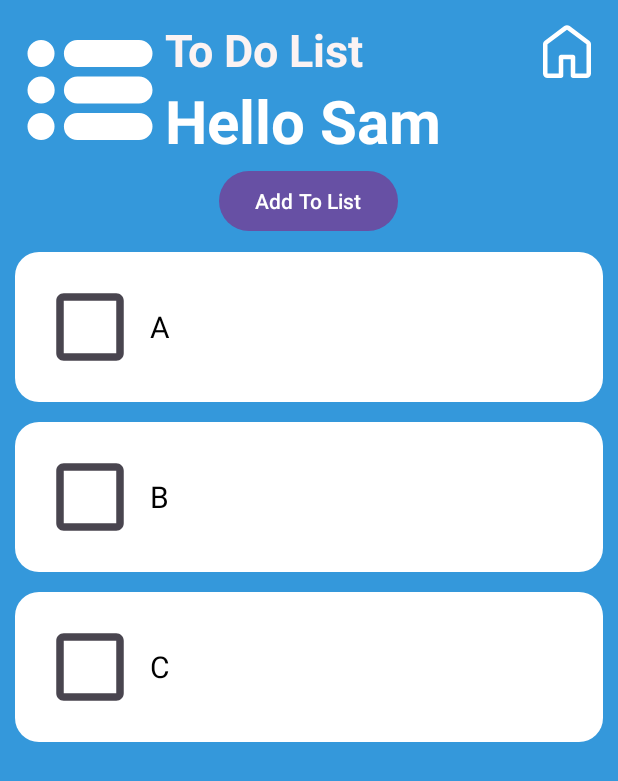
After one commit to haminpants/planner-app, an Android app: the ToDoActivity screen opened directly, with no data from a screen before it, on a phone screen of 412 x 824 dp. The commit adds this screen. Shown: the top 781 px of the screen. Run offline under Robolectric (Android 15) with nearby library versions, the phone set to English and light mode, and no system bars.

Commit message:
implement todo with add and delete

```diff
--- a/app/src/main/AndroidManifest.xml
+++ b/app/src/main/AndroidManifest.xml
@@ -13,15 +13,17 @@
             android:theme="@style/Theme.PlannerApp"
             tools:targetApi="31">
         <activity
+                android:name=".activities.ToDoActivity"
+                android:exported="false" />
+        <activity
                 android:name=".HomepageActivity"
                 android:exported="true">
-
             <intent-filter>
                 <action android:name="android.intent.action.MAIN" />
+
                 <category android:name="android.intent.category.LAUNCHER" />
             </intent-filter>
         </activity>
-
         <activity
                 android:name=".BudgetActivity"
                 android:exported="false" />
--- a/app/src/main/java/com/info3245/plannerapp/HomepageActivity.java
+++ b/app/src/main/java/com/info3245/plannerapp/HomepageActivity.java
@@ -1,12 +1,16 @@
 package com.info3245.plannerapp;
 
+import android.content.Intent;
 import android.os.Bundle;
+import android.view.View;
 
 import androidx.activity.EdgeToEdge;
 import androidx.appcompat.app.AppCompatActivity;
 import androidx.core.graphics.Insets;
 import androidx.core.view.ViewCompat;
 import androidx.core.view.WindowInsetsCompat;
+
+import com.info3245.plannerapp.activities.ToDoActivity;
 
 public class HomepageActivity extends AppCompatActivity {
 
@@ -21,4 +25,8 @@ public class HomepageActivity extends AppCompatActivity {
             return insets;
         });
     }
+
+    public void loadToDoActivity (View v) {
+        startActivity(new Intent(this, ToDoActivity.class));
+    }
 }
--- /dev/null
+++ b/app/src/main/java/com/info3245/plannerapp/VerticalSpacerItemDecoration.java
@@ -0,0 +1,23 @@
+package com.info3245.plannerapp;
+
+import android.graphics.Rect;
+import android.view.View;
+
+import androidx.annotation.NonNull;
+import androidx.recyclerview.widget.RecyclerView;
+
+public class VerticalSpacerItemDecoration extends RecyclerView.ItemDecoration {
+    private final int spaceDp;
+
+    public VerticalSpacerItemDecoration (int spaceDp) {
+        this.spaceDp = spaceDp;
+    }
+
+    @Override
+    public void getItemOffsets (@NonNull Rect outRect, @NonNull View view,
+        @NonNull RecyclerView parent, @NonNull RecyclerView.State state) {
+        super.getItemOffsets(outRect, view, parent, state);
+
+        outRect.bottom = spaceDp;
+    }
+}
--- /dev/null
+++ b/app/src/main/java/com/info3245/plannerapp/activities/ToDoActivity.java
@@ -0,0 +1,93 @@
+package com.info3245.plannerapp.activities;
+
+import android.content.Intent;
+import android.os.Bundle;
+import android.view.LayoutInflater;
+import android.view.MenuItem;
+import android.view.View;
+import android.widget.EditText;
+import android.widget.TextView;
+import android.widget.Toast;
+
+import androidx.activity.EdgeToEdge;
+import androidx.annotation.NonNull;
+import androidx.appcompat.app.AlertDialog;
+import androidx.appcompat.app.AppCompatActivity;
+import androidx.core.graphics.Insets;
+import androidx.core.view.ViewCompat;
+import androidx.core.view.WindowInsetsCompat;
+import androidx.recyclerview.widget.LinearLayoutManager;
+import androidx.recyclerview.widget.RecyclerView;
+
+import com.info3245.plannerapp.HomepageActivity;
+import com.info3245.plannerapp.R;
+import com.info3245.plannerapp.VerticalSpacerItemDecoration;
+import com.info3245.plannerapp.data.ToDoItem;
+import com.info3245.plannerapp.adapters.ToDoItemAdapter;
+
+import java.util.ArrayList;
+import java.util.List;
+
+public class ToDoActivity extends AppCompatActivity {
+    public List<ToDoItem> items;
+
+    TextView txtView_welcome;
+    RecyclerView recView_toDo;
+
+    @Override
+    protected void onCreate (Bundle savedInstanceState) {
+        super.onCreate(savedInstanceState);
+        EdgeToEdge.enable(this);
+        setContentView(R.layout.activity_to_do);
+        ViewCompat.setOnApplyWindowInsetsListener(findViewById(R.id.main), (v, insets) -> {
+            Insets systemBars = insets.getInsets(WindowInsetsCompat.Type.systemBars());
+            v.setPadding(systemBars.left, systemBars.top, systemBars.right, systemBars.bottom);
+            return insets;
+        });
+
+        items = List.of(new ToDoItem("A"), new ToDoItem("B"), new ToDoItem("C"));
+
+        txtView_welcome = findViewById(R.id.txtView_welcome);
+
+        recView_toDo = findViewById(R.id.recView_toDo);
+        recView_toDo.setLayoutManager(new LinearLayoutManager(this));
+        recView_toDo.addItemDecoration(new VerticalSpacerItemDecoration(20));
+        recView_toDo.setAdapter(new ToDoItemAdapter(items));
+    }
+
+    public void returnToHome (View v) {
+        startActivity(new Intent(this, HomepageActivity.class));
+    }
+
+    public void createNewItem (View v) {
+        View form = getLayoutInflater().inflate(R.layout.new_to_do_item, null);
+
+        AlertDialog alertDialogue = new AlertDialog.Builder(this).setTitle("Create a To Do Item")
+            .setView(form)
+            .setPositiveButton("Add", ((dialog, which) -> addToDoItem(((EditText) form.findViewById(
+                R.id.editTxt_title)).getText().toString())))
+            .setNegativeButton("Cancel", ((dialog, which) -> {}))
+            .create();
+        alertDialogue.show();
+    }
+
+    @Override
+    public boolean onContextItemSelected (@NonNull MenuItem item) {
+        removeToDoItem(item.getItemId());
+        return true;
+    }
+
+    private void addToDoItem (String title) {
+        ArrayList<ToDoItem> updatedList = new ArrayList<>(items);
+        updatedList.add(new ToDoItem(title));
+        recView_toDo.setAdapter(new ToDoItemAdapter(updatedList));
+        items = updatedList;
+    }
+
+    private void removeToDoItem (int index) {
+        ArrayList<ToDoItem> updatedList = new ArrayList<>(items);
+        updatedList.remove(index);
+        recView_toDo.setAdapter(new ToDoItemAdapter(updatedList));
+        items = updatedList;
+    }
+}
--- /dev/null
+++ b/app/src/main/java/com/info3245/plannerapp/adapters/ToDoItemAdapter.java
@@ -0,0 +1,63 @@
+package com.info3245.plannerapp.adapters;
+
+import android.view.ContextMenu;
+import android.view.LayoutInflater;
+import android.view.View;
+import android.view.ViewGroup;
+import android.widget.TextView;
+import android.widget.Toast;
+
+import androidx.annotation.NonNull;
+import androidx.annotation.StringRes;
+import androidx.recyclerview.widget.RecyclerView;
+
+import com.info3245.plannerapp.R;
+import com.info3245.plannerapp.data.ToDoItem;
+
+import java.util.List;
+
+public class ToDoItemAdapter extends RecyclerView.Adapter<ToDoItemAdapter.ViewHolder> {
+    private final List<ToDoItem> items;
+    private int indexCounter = 0;
+
+    public ToDoItemAdapter (List<ToDoItem> items) {
+        this.items = items;
+    }
+
+    @NonNull
+    @Override
+    public ViewHolder onCreateViewHolder (@NonNull ViewGroup parent, int viewType) {
+        View view = LayoutInflater.from(parent.getContext()).inflate(R.layout.to_do_item, parent,
+            false);
+        return new ViewHolder(view, indexCounter++);
+    }
+
+    @Override
+    public void onBindViewHolder (@NonNull ViewHolder holder, int position) {
+        ToDoItem item = items.get(position);
+        holder.txtView_label.setText(item.getTitle());
+    }
+
+    @Override
+    public int getItemCount () {
+        return items.size();
+    }
+
+    public static class ViewHolder extends RecyclerView.ViewHolder implements View.OnCreateContextMenuListener {
+        private final TextView txtView_label;
+        private final int index;
+
+        private ViewHolder (@NonNull View view, int index) {
+            super(view);
+            this.index = index;
+            view.setOnCreateContextMenuListener(this);
+
+            txtView_label = view.findViewById(R.id.txtView_title);
+        }
+        @Override
+        public void onCreateContextMenu (ContextMenu menu, View v,
+            ContextMenu.ContextMenuInfo menuInfo) {
+            menu.add(0, index, 0, "Delete");
+        }
+    }
+}
--- /dev/null
+++ b/app/src/main/java/com/info3245/plannerapp/data/ToDoItem.java
@@ -0,0 +1,13 @@
+package com.info3245.plannerapp.data;
+
+public class ToDoItem {
+    private String title;
+
+    public ToDoItem (String title) {
+        this.title = title;
+    }
+
+    public String getTitle () {
+        return title;
+    }
+}
--- /dev/null
+++ b/app/src/main/res/drawable/home_48px.xml
@@ -0,0 +1,10 @@
+<vector xmlns:android="http://schemas.android.com/apk/res/android"
+    android:width="48dp"
+    android:height="48dp"
+    android:viewportWidth="960"
+    android:viewportHeight="960"
+    android:tint="?attr/colorControlNormal">
+  <path
+      android:fillColor="@android:color/white"
+      android:pathData="M220,780L370,780L370,560Q370,547.25 378.63,538.62Q387.25,530 400,530L560,530Q572.75,530 581.38,538.62Q590,547.25 590,560L590,780L740,780L740,390Q740,390 740,390Q740,390 740,390L480,195Q480,195 480,195Q480,195 480,195L220,390Q220,390 220,390Q220,390 220,390L220,780ZM160,780L160,390Q160,375.75 166.38,363Q172.75,350.25 184,342L444,147Q459.68,135 479.84,135Q500,135 516,147L776,342Q787.25,350.25 793.63,363Q800,375.75 800,390L800,780Q800,804.75 782.38,822.37Q764.75,840 740,840L560,840Q547.25,840 538.63,831.37Q530,822.75 530,810L530,590Q530,590 530,590Q530,590 530,590L430,590Q430,590 430,590Q430,590 430,590L430,810Q430,822.75 421.38,831.37Q412.75,840 400,840L220,840Q195.25,840 177.63,822.37Q160,804.75 160,780ZM480,487L480,487L480,487Q480,487 480,487Q480,487 480,487L480,487L480,487L480,487L480,487Q480,487 480,487Q480,487 480,487L480,487Q480,487 480,487Q480,487 480,487L480,487Z"/>
+</vector>
--- /dev/null
+++ b/app/src/main/res/drawable/lists_48px.xml
@@ -0,0 +1,11 @@
+<vector xmlns:android="http://schemas.android.com/apk/res/android"
+    android:width="48dp"
+    android:height="48dp"
+    android:viewportWidth="960"
+    android:viewportHeight="960"
+    android:tint="?attr/colorControlNormal"
+    android:autoMirrored="true">
+  <path
+      android:fillColor="@android:color/white"
+      android:pathData="M399,800Q363,800 338,774.42Q313,748.84 313,712.92Q313,677 338,652Q363,627 399,627L794,627Q830,627 855,652Q880,677 880,712.92Q880,748.84 855,774.42Q830,800 794,800L399,800ZM400,567Q364.11,567 338.56,541.42Q313,515.84 313,479.92Q313,444 338.56,418.5Q364.11,393 400,393L793,393Q828.89,393 854.44,418.58Q880,444.16 880,480.08Q880,516 854.44,541.5Q828.89,567 793,567L400,567ZM399,333Q363,333 338,307.42Q313,281.84 313,245.92Q313,210 338,185Q363,160 399,160L794,160Q830,160 855,185Q880,210 880,245.92Q880,281.84 855,307.42Q830,333 794,333L399,333ZM167.08,333Q131.16,333 105.58,307.42Q80,281.84 80,245.92Q80,210 105.58,185Q131.16,160 167.08,160Q203,160 228,185Q253,210 253,245.92Q253,281.84 228,307.42Q203,333 167.08,333ZM166.92,567Q131,567 105.5,541.42Q80,515.84 80,479.92Q80,444 105.58,418.5Q131.16,393 167.08,393Q203,393 228.5,418.58Q254,444.16 254,480.08Q254,516 228.42,541.5Q202.84,567 166.92,567ZM167.08,800Q131.16,800 105.58,774.42Q80,748.84 80,712.92Q80,677 105.58,652Q131.16,627 167.08,627Q203,627 228,652Q253,677 253,712.92Q253,748.84 228,774.42Q203,800 167.08,800Z"/>
+</vector>
--- /dev/null
+++ b/app/src/main/res/drawable/search_48px.xml
@@ -0,0 +1,10 @@
+<vector xmlns:android="http://schemas.android.com/apk/res/android"
+    android:width="48dp"
+    android:height="48dp"
+    android:viewportWidth="960"
+    android:viewportHeight="960"
+    android:tint="?attr/colorControlNormal">
+  <path
+      android:fillColor="@android:color/white"
+      android:pathData="M378,631Q269.84,631 194.92,556Q120,481 120,375Q120,269 195,194Q270,119 376.5,119Q483,119 557.5,194Q632,269 632,375.15Q632,418 618,458Q604,498 576,533L818,773Q827,781.56 827,794.78Q827,808 818,817Q809,826 795.78,826Q782.56,826 774,817L533,576Q503,602 463.04,616.5Q423.08,631 378,631ZM377,571Q458.25,571 515.13,513.5Q572,456 572,375Q572,294 515.13,236.5Q458.25,179 377,179Q294.92,179 237.46,236.5Q180,294 180,375Q180,456 237.46,513.5Q294.92,571 377,571Z"/>
+</vector>
--- a/app/src/main/res/layout/activity_homepage.xml
+++ b/app/src/main/res/layout/activity_homepage.xml
@@ -55,11 +55,22 @@
         tools:srcCompat="@tools:sample/avatars" />
 
     <ImageView
-        android:id="@+id/imageView"
-        android:layout_width="86dp"
-        android:layout_height="97dp"
-        app:srcCompat="@drawable/wallet_img"
-        tools:layout_editor_absoluteX="76dp"
-        tools:layout_editor_absoluteY="259dp" />
+            android:id="@+id/imageView"
+            android:layout_width="86dp"
+            android:layout_height="97dp"
+            app:srcCompat="@drawable/wallet_img"
+            tools:layout_editor_absoluteX="34dp"
+            tools:layout_editor_absoluteY="197dp" />
+
+    <Button
+            android:text="To Do"
+            android:layout_width="wrap_content"
+            android:layout_height="wrap_content"
+            android:id="@+id/button2"
+            android:layout_marginTop="250dp"
+            app:layout_constraintTop_toBottomOf="@+id/view2"
+            app:layout_constraintStart_toStartOf="parent"
+            android:layout_marginStart="221dp"
+            android:onClick="loadToDoActivity" />
 
 </androidx.constraintlayout.widget.ConstraintLayout>
--- /dev/null
+++ b/app/src/main/res/layout/activity_to_do.xml
@@ -0,0 +1,93 @@
+<?xml version="1.0" encoding="utf-8"?>
+<androidx.constraintlayout.widget.ConstraintLayout xmlns:android="http://schemas.android.com/apk/res/android"
+        xmlns:tools="http://schemas.android.com/tools"
+        xmlns:app="http://schemas.android.com/apk/res-auto"
+        android:layout_width="match_parent"
+        android:layout_height="match_parent"
+        tools:context=".activities.ToDoActivity"
+        android:background="#3498db"
+        android:id="@+id/main">
+
+    <LinearLayout
+            android:orientation="vertical"
+            android:layout_width="match_parent"
+            android:layout_height="match_parent"
+            app:layout_constraintTop_toTopOf="parent"
+            app:layout_constraintStart_toStartOf="parent"
+            android:paddingStart="10dp"
+            android:paddingEnd="10dp">
+
+        <LinearLayout
+                android:orientation="horizontal"
+                android:layout_width="match_parent"
+                android:layout_height="wrap_content"
+                android:layout_marginTop="10dp">
+
+            <ImageView
+                    android:src="@drawable/lists_48px"
+                    android:layout_width="100dp"
+                    android:layout_height="100dp"
+                    android:id="@+id/imageView2"
+                    android:backgroundTint="#EFEBEB"
+                    app:tint="#FFFFFF" />
+
+            <LinearLayout
+                    android:orientation="vertical"
+                    android:layout_width="wrap_content"
+                    android:layout_height="match_parent"
+                    android:gravity="center_vertical">
+
+                <TextView
+                        android:text="@string/to_do_title"
+                        android:layout_width="match_parent"
+                        android:layout_height="wrap_content"
+                        android:id="@+id/textView"
+                        android:textColor="#FBF3F3"
+                        android:textSize="30sp"
+                        android:textStyle="bold" />
+
+                <TextView
+                        android:text="Hello Sam"
+                        android:layout_width="match_parent"
+                        android:layout_height="wrap_content"
+                        android:id="@+id/txtView_welcome"
+                        android:textColor="#FFFFFF"
+                        android:textSize="40sp"
+                        android:textStyle="bold" />
+            </LinearLayout>
+
+            <Space
+                    android:layout_width="wrap_content"
+                    android:layout_height="wrap_content"
+                    android:layout_weight="1" />
+
+            <ImageButton
+                    android:src="@drawable/home_48px"
+                    android:layout_width="wrap_content"
+                    android:layout_height="wrap_content"
+                    android:background="@android:color/transparent"
+                    app:tint="#FFFFFF"
+                    android:layout_weight="0"
+                    android:onClick="returnToHome" />
+
+        </LinearLayout>
+
+        <Button
+                android:text="@string/btn_add_to_do_item"
+                android:layout_width="wrap_content"
+                android:layout_height="wrap_content"
+                android:id="@+id/btn_addItem"
+                android:layout_gravity="center_horizontal"
+                android:layout_marginBottom="10dp"
+                android:onClick="createNewItem" />
+
+        <androidx.recyclerview.widget.RecyclerView
+                android:layout_width="match_parent"
+                android:layout_height="match_parent"
+                android:id="@+id/recView_toDo">
+
+        </androidx.recyclerview.widget.RecyclerView>
+
+    </LinearLayout>
+
+</androidx.constraintlayout.widget.ConstraintLayout>
--- /dev/null
+++ b/app/src/main/res/layout/new_to_do_item.xml
@@ -0,0 +1,23 @@
+<?xml version="1.0" encoding="utf-8"?>
+<androidx.constraintlayout.widget.ConstraintLayout xmlns:android="http://schemas.android.com/apk/res/android"
+        xmlns:app="http://schemas.android.com/apk/res-auto"
+        xmlns:tools="http://schemas.android.com/tools"
+        android:layout_width="match_parent"
+        android:layout_height="match_parent">
+
+    <LinearLayout
+            android:orientation="vertical"
+            android:layout_width="match_parent"
+            android:layout_height="wrap_content">
+
+        <EditText
+                android:layout_width="match_parent"
+                android:layout_height="wrap_content"
+                android:inputType="text"
+                android:ems="10"
+                android:id="@+id/editTxt_title"
+                android:layout_marginStart="20dp"
+                android:layout_marginEnd="20dp"
+                android:hint="@string/new_to_do_hint" />
+    </LinearLayout>
+</androidx.constraintlayout.widget.ConstraintLayout>
--- /dev/null
+++ b/app/src/main/res/layout/to_do_item.xml
@@ -0,0 +1,36 @@
+<?xml version="1.0" encoding="utf-8"?>
+<androidx.constraintlayout.widget.ConstraintLayout xmlns:android="http://schemas.android.com/apk/res/android"
+        xmlns:app="http://schemas.android.com/apk/res-auto"
+        xmlns:tools="http://schemas.android.com/tools"
+        android:layout_width="match_parent"
+        android:layout_height="wrap_content"
+        android:background="@drawable/white_rounded"
+        android:paddingStart="10dp"
+        android:paddingTop="10dp"
+        android:paddingEnd="10dp"
+        android:paddingBottom="10dp">
+
+    <LinearLayout
+            android:orientation="horizontal"
+            android:layout_width="match_parent"
+            android:layout_height="match_parent"
+            android:gravity="center_vertical"
+            app:layout_constraintTop_toTopOf="parent"
+            app:layout_constraintStart_toStartOf="parent">
+
+        <CheckBox
+                android:layout_width="80dp"
+                android:layout_height="80dp"
+                android:id="@+id/cb_toDoItem"
+                android:background="?android:attr/listChoiceIndicatorMultiple"
+                android:button="@null" />
+
+        <TextView
+                android:text="TITLE"
+                android:layout_width="match_parent"
+                android:layout_height="wrap_content"
+                android:id="@+id/txtView_title"
+                android:textColor="@color/black"
+                android:textSize="20sp" />
+    </LinearLayout>
+</androidx.constraintlayout.widget.ConstraintLayout>
--- a/app/src/main/res/values/strings.xml
+++ b/app/src/main/res/values/strings.xml
@@ -1,5 +1,6 @@
 <resources>
     <string name="app_name">Planner App</string>
+    <string name="delete">Delete</string>
     <!-- Strings related to login -->
     <string name="prompt_email">Email</string>
     <string name="prompt_password">Password</string>
@@ -11,4 +12,10 @@
     <string name="login_failed">"Login failed"</string>
     <!-- TODO: Remove or change this placeholder text -->
     <string name="hello_blank_fragment">Hello blank fragment</string>
+
+    <!-- To Do Activity Strings -->
+    <string name="to_do_title">To Do List</string>
+    <string name="btn_add_to_do_item">Add To List</string>
+    <string name="new_to_do_item_title">New To Do Item</string>
+    <string name="new_to_do_hint">Task</string>
 </resources>
```
